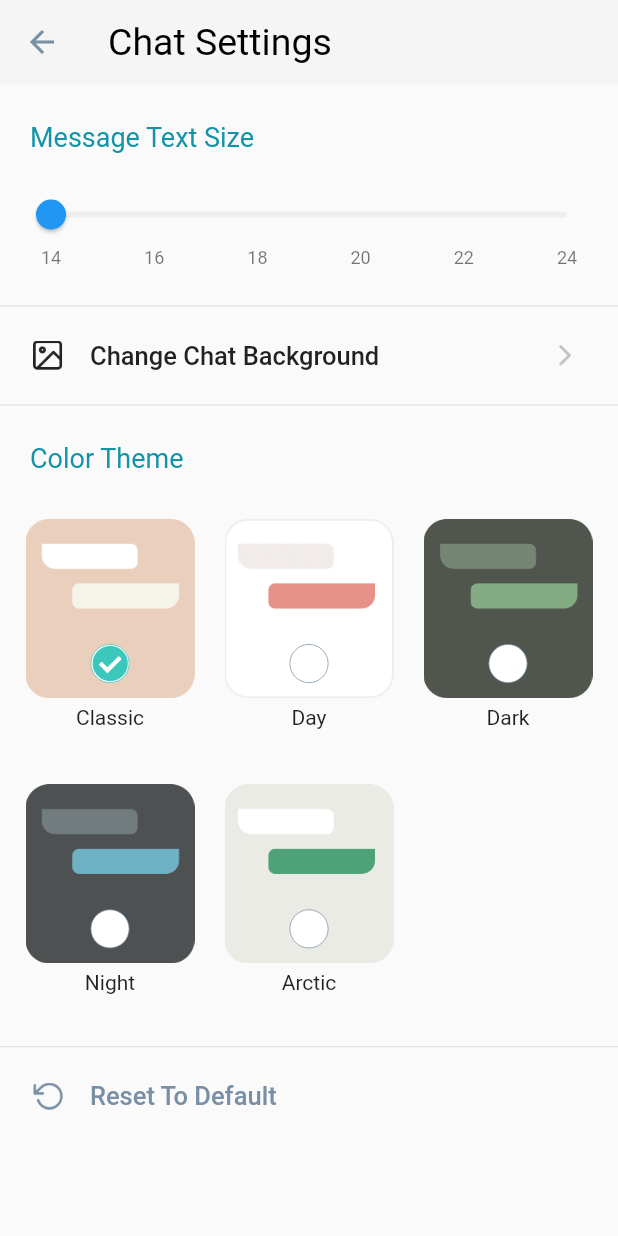
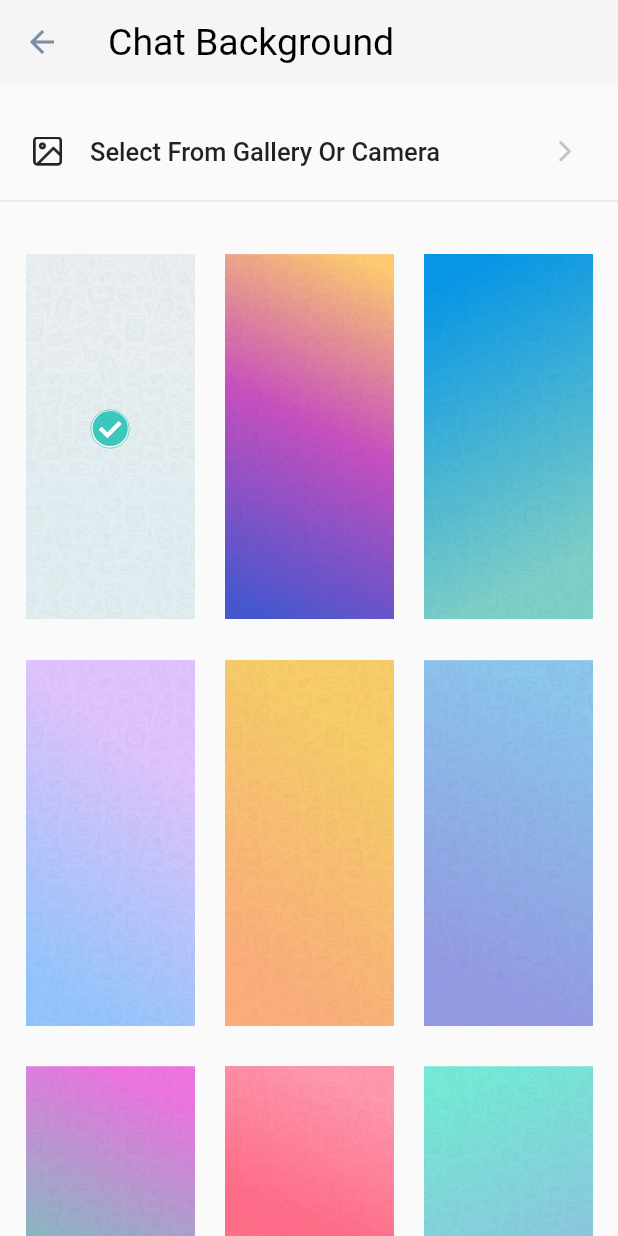
Before and after one commit to 1AhmedYasser/prive, a Flutter app: the ChatSettingsScreen screen opened by its route, after a tap on "Change Chat Background", on a phone screen of 412 x 824 dp. Run offline on Flutter 3.47's test engine with Material 2 defaults, Android fonts, the phone set to English and light mode, and no system bars; drawn by our look-alikes of syncfusion_flutter_sliders; our stand-ins replace adaptive_dialog, auto_size_text, bot_toast, cached_network_image, connectivity_plus, convex_bottom_bar and 21 more; missing offline and left inert: cool_dropdown, country_calling_code_picker, stream_chat_flutter_core; accounts and stored records are empty; Roboto replaces fonts that are missing (SFPro).

Commit message:
Added Chat Backgrounds

```diff
--- a/lib/Extras/resources.dart
+++ b/lib/Extras/resources.dart
@@ -91,6 +91,8 @@ class SharedPref {
   String userImage = "user_image";
   String facebookId = "facebook_Id";
   String googleId = "google_Id";
+  String chosenChatBackground = "chosen_chat_background";
+  String isChosenChatBackgroundAFile = "is_chosen_chat_background_a_file";
 }
 
 class Constants {
@@ -108,6 +110,7 @@ class Routes {
   String profileRoute = '/profile_Screen';
   String languageRoute = '/language_Screen';
   String chatSettingsRoute = '/chatSettings_Screen';
+  String chatBackgroundRoute = '/chatBackground_Screen';
 }
 
 class R {
--- /dev/null
+++ b/lib/Screens/More/chat_backgrounds_screen.dart
@@ -0,0 +1,289 @@
+import 'package:flutter/material.dart';
+import 'package:easy_localization/easy_localization.dart';
+import 'package:flutter/services.dart';
+import 'package:font_awesome_flutter/font_awesome_flutter.dart';
+import 'package:image_picker/image_picker.dart';
+import 'package:prive/Extras/resources.dart';
+import 'dart:io';
+import 'package:prive/Helpers/utils.dart';
+
+class ChatBackgroundsScreen extends StatefulWidget {
+  const ChatBackgroundsScreen({Key? key}) : super(key: key);
+
+  @override
+  _ChatBackgroundsScreenState createState() => _ChatBackgroundsScreenState();
+}
+
+class _ChatBackgroundsScreenState extends State<ChatBackgroundsScreen> {
+  bool isImageShown = false;
+  String selectedImage = "";
+  String previewedImage = "";
+  late File galleryImage = File("");
+  late File selectedGalleryImage = File("");
+  final imagePicker = ImagePicker();
+  bool isFileSelected = false;
+
+  List<String> chatBackgrounds = [
+    R.images.chatBackground1,
+    R.images.chatBackground2,
+    R.images.chatBackground3,
+    R.images.chatBackground4,
+    R.images.chatBackground5,
+    R.images.chatBackground6,
+    R.images.chatBackground7,
+    R.images.chatBackground8,
+    R.images.chatBackground9,
+    R.images.chatBackground10,
+    R.images.chatBackground11,
+    R.images.chatBackground12,
+    R.images.chatBackground13,
+  ];
+
+  @override
+  void initState() {
+    _getChosenBackground();
+    super.initState();
+  }
+
+  @override
+  Widget build(BuildContext context) {
+    return Scaffold(
+      appBar: AppBar(
+        backgroundColor: Colors.grey.shade100,
+        elevation: 0,
+        systemOverlayStyle: const SystemUiOverlayStyle(
+          statusBarBrightness: Brightness.light,
+        ),
+        leading: BackButton(
+          color: const Color(0xff7a8fa6),
+          onPressed: () {
+            if (isImageShown) {
+              setState(() {
+                if (isFileSelected) {
+                  isFileSelected = false;
+                }
+                isImageShown = false;
+                galleryImage = File("");
+              });
+            } else {
+              Navigator.pop(context);
+            }
+          },
+        ),
+        title: const Text(
+          "Chat Background",
+          style: TextStyle(
+            fontSize: 25,
+            color: Colors.black,
+            fontWeight: FontWeight.w400,
+          ),
+        ).tr(),
+      ),
+      body: AnimatedSwitcher(
+        duration: const Duration(milliseconds: 300),
+        child: isImageShown ? buildImagePreview() : buildBackgroundsList(),
+      ),
+    );
+  }
+
+  Widget buildImagePreview() {
+    return Column(
+      children: [
+        Expanded(
+          child: SizedBox(
+            width: MediaQuery.of(context).size.width,
+            child: isFileSelected
+                ? Image.file(
+                    galleryImage,
+                    fit: BoxFit.fill,
+                  )
+                : Image.asset(
+                    previewedImage,
+                    fit: BoxFit.fill,
+                  ),
+          ),
+        ),
+        InkWell(
+          splashColor: Colors.transparent,
+          highlightColor: Colors.transparent,
+          onTap: () async {
+            setState(() {
+              isImageShown = false;
+              if (isFileSelected) {
+                selectedGalleryImage = galleryImage;
+                selectedImage = "";
+                Utils.saveString(
+                    R.pref.chosenChatBackground, selectedGalleryImage.path);
+                Utils.saveBool(R.pref.isChosenChatBackgroundAFile, true);
+                Navigator.pop(context);
+              } else {
+                selectedImage = previewedImage;
+                selectedGalleryImage = File("");
+                galleryImage = File("");
+                Utils.saveString(R.pref.chosenChatBackground, selectedImage);
+                Utils.saveBool(R.pref.isChosenChatBackgroundAFile, false);
+              }
+            });
+          },
+          child: SizedBox(
+            height: 100,
+            width: MediaQuery.of(context).size.width,
+            child: const Padding(
+              padding: EdgeInsets.only(top: 30),
+              child: Align(
+                alignment: Alignment.topCenter,
+                child: Text(
+                  "Set Background",
+                  style: TextStyle(fontSize: 20, fontWeight: FontWeight.w500),
+                ),
+              ),
+            ),
+          ),
+        )
+      ],
+    );
+  }
+
+  Widget buildBackgroundsList() {
+    return SingleChildScrollView(
+      child: Column(
+        crossAxisAlignment: CrossAxisAlignment.start,
+        children: [
+          Padding(
+            padding:
+                const EdgeInsets.only(left: 22, right: 27, bottom: 15, top: 35),
+            child: InkWell(
+              splashColor: Colors.transparent,
+              highlightColor: Colors.transparent,
+              onTap: () => Utils.showImagePickerSelector(context, getImage),
+              child: Row(
+                children: [
+                  Image.asset(
+                    R.images.chatBackgroundImage,
+                    width: 20,
+                  ),
+                  const SizedBox(width: 18),
+                  const Text(
+                    "Select From Gallery Or Camera",
+                    style: TextStyle(
+                      fontSize: 17,
+                      fontWeight: FontWeight.w500,
+                    ),
+                  ).tr(),
+                  const Expanded(child: SizedBox()),
+                  const Icon(
+                    Icons.arrow_forward_ios_rounded,
+                    size: 17,
+                    color: Color(0xffc2c4ca),
+                  )
+                ],
+              ),
+            ),
+          ),
+          const Divider(),
+          Padding(
+            padding:
+                const EdgeInsets.only(left: 7, right: 7, top: 17, bottom: 20),
+            child: MediaQuery.removePadding(
+              context: context,
+              removeBottom: true,
+              removeTop: true,
+              child: GridView.builder(
+                physics: const NeverScrollableScrollPhysics(),
+                shrinkWrap: true,
+                gridDelegate: const SliverGridDelegateWithFixedCrossAxisCount(
+                    crossAxisCount: 3,
+                    childAspectRatio: 0.49,
+                    crossAxisSpacing: 0),
+                itemBuilder: (context, index) {
+                  return InkWell(
+                    splashColor: Colors.transparent,
+                    highlightColor: Colors.transparent,
+                    onTap: () {
+                      setState(() {
+                        isImageShown = true;
+                        previewedImage = chatBackgrounds[index];
+                        isFileSelected = false;
+                      });
+                    },
+                    child: Padding(
+                      padding: const EdgeInsets.all(10),
+                      child: Column(
+                        children: [
+                          Stack(
+                            children: [
+                              Image.asset(chatBackgrounds[index]),
+                              if (selectedImage == chatBackgrounds[index])
+                                Positioned.fill(
+                                  child: Align(
+                                    child: Container(
+                                      height: 26,
+                                      width: 26,
+                                      decoration: BoxDecoration(
+                                        color: Colors.white,
+                                        borderRadius: BorderRadius.circular(15),
+                                        border: Border.all(
+                                            color:
+                                                Theme.of(context).primaryColor,
+                                            width: 0.5),
+                                      ),
+                                      child: Icon(
+                                        FontAwesomeIcons.solidCheckCircle,
+                                        color: Theme.of(context).primaryColor,
+                                      ),
+                                    ),
+                                    alignment: Alignment.center,
+                                  ),
+                                  bottom: 10,
+                                )
+                            ],
+                          ),
+                        ],
+                      ),
+                    ),
+                  );
+                },
+                itemCount: chatBackgrounds.length,
+              ),
+            ),
+          ),
+        ],
+      ),
+    );
+  }
+
+  void _getChosenBackground() async {
+    bool? isAFile = await Utils.getBool(R.pref.isChosenChatBackgroundAFile);
+
+    if (isAFile == true) {
+      galleryImage =
+          File(await Utils.getString(R.pref.chosenChatBackground) ?? "");
+      selectedGalleryImage = galleryImage;
+      selectedImage = "";
+      setState(() {});
+    } else {
+      if (isAFile == null) {
+        selectedImage = R.images.chatBackground1;
+      } else {
+        selectedImage =
+            await Utils.getString(R.pref.chosenChatBackground) ?? "";
+        selectedGalleryImage = File("");
+        galleryImage = File("");
+      }
+      setState(() {});
+    }
+  }
+
+  Future getImage(ImageSource source) async {
+    Navigator.of(context).pop();
+    final pickedFile = await imagePicker.pickImage(source: source);
+
+    setState(() {
+      if (pickedFile != null) {
+        galleryImage = File(pickedFile.path);
+        isFileSelected = true;
+        isImageShown = true;
+      }
+    });
+  }
+}
--- a/lib/Screens/More/chat_settings_screen.dart
+++ b/lib/Screens/More/chat_settings_screen.dart
@@ -85,7 +85,8 @@ class _ChatSettingsScreenState extends State<ChatSettingsScreen> {
               child: InkWell(
                 splashColor: Colors.transparent,
                 highlightColor: Colors.transparent,
-                onTap: () {},
+                onTap: () =>
+                    Navigator.pushNamed(context, R.routes.chatBackgroundRoute),
                 child: Row(
                   children: [
                     Image.asset(
--- a/lib/main.dart
+++ b/lib/main.dart
@@ -6,6 +6,7 @@ import 'package:prive/Screens/Auth/signup_screen.dart';
 import 'package:prive/Screens/Auth/verify_screen.dart';
 import 'package:prive/Screens/Main/home_screen.dart';
 import 'package:prive/Screens/Main/navigator_screen.dart';
+import 'package:prive/Screens/More/chat_backgrounds_screen.dart';
 import 'package:prive/Screens/More/chat_settings_screen.dart';
 import 'package:prive/Screens/More/profile_screen.dart';
 import 'package:prive/Screens/More/settings_screen.dart';
@@ -84,6 +85,7 @@ class Prive extends StatelessWidget {
           R.routes.profileRoute: (ctx) => const ProfileScreen(),
           R.routes.languageRoute: (ctx) => const LanguageScreen(),
           R.routes.chatSettingsRoute: (ctx) => const ChatSettingsScreen(),
+          R.routes.chatBackgroundRoute: (ctx) => const ChatBackgroundsScreen(),
         },
       ),
     );
--- a/pubspec.yaml
+++ b/pubspec.yaml
@@ -21,7 +21,7 @@ dependencies:
   permission_handler: ^8.3.0
 
   # State Management
-  provider: ^6.0.1
+  provider: 5.0.0
   shared_preferences: ^2.0.9
 
   # Network
@@ -68,6 +68,9 @@ dependencies:
 
   # Stream
   stream_chat_flutter_core: ^3.2.0
+  stream_chat_flutter: ^3.2.0
+  stream_chat_persistence: ^3.0.0
+  stream_chat_localizations: ^2.0.0
 
 dev_dependencies:
   flutter_test:
```
Also changed, not shown: lib/Screens/Chat/chat_screen.dart (+21 -4 lines), pubspec.lock.
